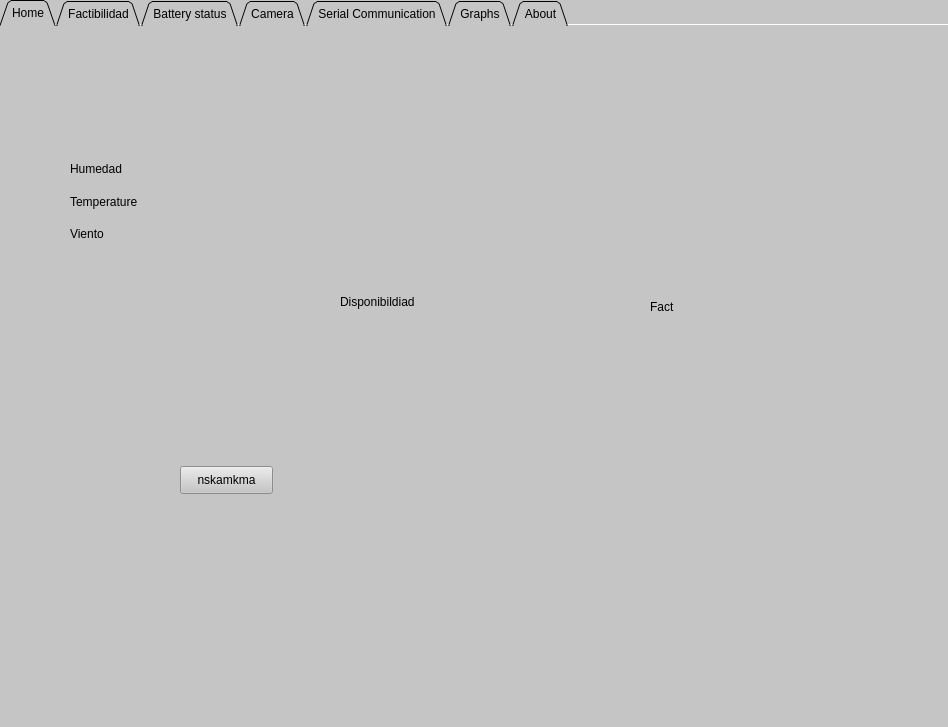
Above: HMI.ui from Dartherick/Proyecto2_Angelica before the change. Below: the same form after it.
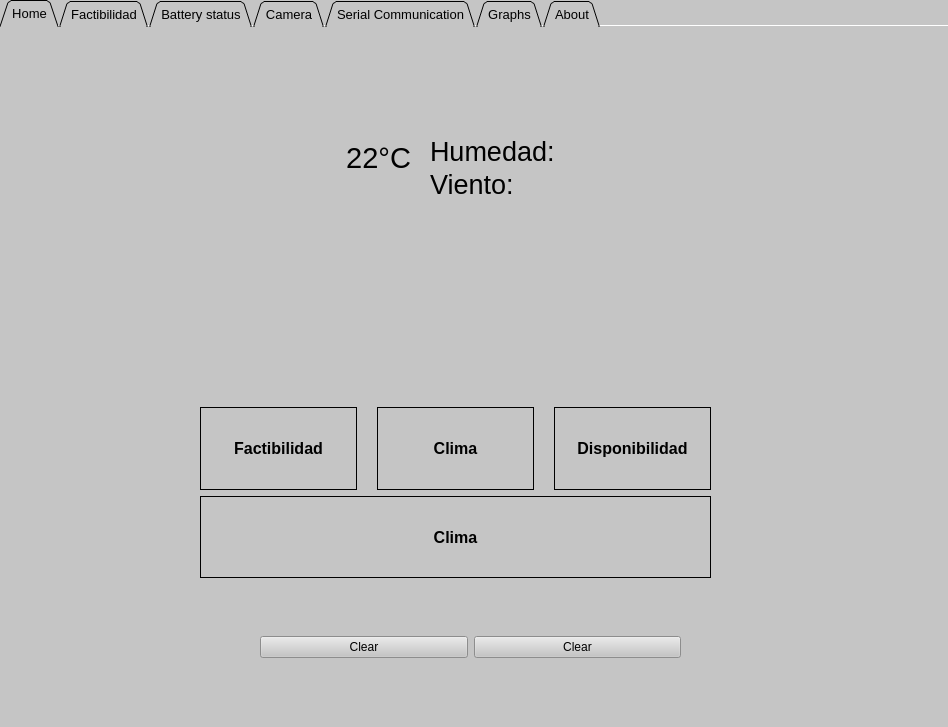
That is the form after the change. Icons and pictures are not drawn.

Diff of the .ui file:
```diff
--- a/HMI.ui
+++ b/HMI.ui
@@ -28,7 +28,7 @@
     </property>
     <property name="font">
      <font>
-      <pointsize>9</pointsize>
+      <pointsize>10</pointsize>
       <underline>false</underline>
      </font>
     </property>
@@ -57,76 +57,209 @@
      <attribute name="title">
       <string>Home</string>
      </attribute>
-     <widget class="QLabel" name="label_18">
-      <property name="geometry">
-       <rect>
-        <x>340</x>
-        <y>240</y>
-        <width>121</width>
-        <height>71</height>
-       </rect>
-      </property>
-      <property name="text">
-       <string>Disponibildiad</string>
-      </property>
-     </widget>
-     <widget class="QLabel" name="label_19">
-      <property name="geometry">
-       <rect>
-        <x>650</x>
-        <y>250</y>
-        <width>101</width>
-        <height>61</height>
-       </rect>
-      </property>
-      <property name="text">
-       <string>Fact</string>
-      </property>
-     </widget>
      <widget class="QWidget" name="verticalLayoutWidget_3">
       <property name="geometry">
        <rect>
-        <x>70</x>
-        <y>130</y>
-        <width>391</width>
-        <height>91</height>
+        <x>430</x>
+        <y>110</y>
+        <width>231</width>
+        <height>61</height>
        </rect>
       </property>
       <layout class="QVBoxLayout" name="verticalLayout_3">
        <item>
         <widget class="QLabel" name="Humidity_Label">
-         <property name="text">
-          <string>Humedad</string>
+         <property name="font">
+          <font>
+           <pointsize>20</pointsize>
+          </font>
          </property>
-        </widget>
-       </item>
-       <item>
-        <widget class="QLabel" name="Temperature_Label">
          <property name="text">
-          <string>Temperature</string>
+          <string>Humedad:</string>
          </property>
         </widget>
        </item>
        <item>
         <widget class="QLabel" name="Wind_Label">
+         <property name="font">
+          <font>
+           <pointsize>20</pointsize>
+          </font>
+         </property>
          <property name="text">
-          <string>Viento</string>
+          <string>Viento:</string>
          </property>
         </widget>
        </item>
       </layout>
      </widget>
-     <widget class="QPushButton" name="pushButton_8">
+     <widget class="QWidget" name="verticalLayoutWidget_4">
       <property name="geometry">
        <rect>
-        <x>180</x>
-        <y>440</y>
-        <width>93</width>
-        <height>28</height>
+        <x>200</x>
+        <y>380</y>
+        <width>511</width>
+        <height>171</height>
        </rect>
       </property>
+      <layout class="QVBoxLayout" name="verticalLayout_4">
+       <item>
+        <layout class="QHBoxLayout" name="horizontalLayout_6">
+         <property name="spacing">
+          <number>20</number>
+         </property>
+         <item>
+          <widget class="QLabel" name="FactibilidadLabel_Status">
+           <property name="font">
+            <font>
+             <pointsize>12</pointsize>
+             <weight>75</weight>
+             <bold>true</bold>
+            </font>
+           </property>
+           <property name="frameShape">
+            <enum>QFrame::Box</enum>
+           </property>
+           <property name="text">
+            <string>Factibilidad</string>
+           </property>
+           <property name="alignment">
+            <set>Qt::AlignCenter</set>
+           </property>
+          </widget>
+         </item>
+         <item>
+          <widget class="QLabel" name="ClimaLabel_Status">
+           <property name="font">
+            <font>
+             <pointsize>12</pointsize>
+             <weight>75</weight>
+             <bold>true</bold>
+            </font>
+           </property>
+           <property name="frameShape">
+            <enum>QFrame::Box</enum>
+           </property>
+           <property name="text">
+            <string>Clima</string>
+           </property>
+           <property name="alignment">
+            <set>Qt::AlignCenter</set>
+           </property>
+          </widget>
+         </item>
+         <item>
+          <widget class="QLabel" name="DisponibilidadadLabel_Status">
+           <property name="font">
+            <font>
+             <pointsize>12</pointsize>
+             <weight>75</weight>
+             <bold>true</bold>
+            </font>
+           </property>
+           <property name="frameShape">
+            <enum>QFrame::Box</enum>
+           </property>
+           <property name="text">
+            <string>Disponibilidad</string>
+           </property>
+           <property name="alignment">
+            <set>Qt::AlignCenter</set>
+           </property>
+          </widget>
+         </item>
+        </layout>
+       </item>
+       <item>
+        <widget class="QLabel" name="ResultadoLabel_Status">
+         <property name="font">
+          <font>
+           <pointsize>12</pointsize>
+           <weight>75</weight>
+           <bold>true</bold>
+          </font>
+         </property>
+         <property name="frameShape">
+          <enum>QFrame::Box</enum>
+         </property>
+         <property name="text">
+          <string>Clima</string>
+         </property>
+         <property name="alignment">
+          <set>Qt::AlignCenter</set>
+         </property>
+        </widget>
+       </item>
+      </layout>
+     </widget>
+     <widget class="QWidget" name="horizontalLayoutWidget_7">
+      <property name="geometry">
+       <rect>
+        <x>260</x>
+        <y>590</y>
+        <width>421</width>
+        <height>61</height>
+       </rect>
+      </property>
+      <layout class="QHBoxLayout" name="horizontalLayout_7">
+       <item>
+        <widget class="QPushButton" name="ClearButton_2">
+         <property name="font">
+          <font>
+           <pointsize>9</pointsize>
+          </font>
+         </property>
+         <property name="text">
+          <string>Clear</string>
+         </property>
+        </widget>
+       </item>
+       <item>
+        <widget class="QPushButton" name="ClearButton_3">
+         <property name="font">
+          <font>
+           <pointsize>9</pointsize>
+          </font>
+         </property>
+         <property name="text">
+          <string>Clear</string>
+         </property>
+        </widget>
+       </item>
+      </layout>
+     </widget>
+     <widget class="QLabel" name="Temperature_Label">
+      <property name="geometry">
+       <rect>
+        <x>340</x>
+        <y>100</y>
+        <width>71</width>
+        <height>61</height>
+       </rect>
+      </property>
+      <property name="font">
+       <font>
+        <pointsize>22</pointsize>
+       </font>
+      </property>
       <property name="text">
-       <string>nskamkma</string>
+       <string>22°C</string>
+      </property>
+      <property name="alignment">
+       <set>Qt::AlignRight|Qt::AlignTrailing|Qt::AlignVCenter</set>
+      </property>
+     </widget>
+     <widget class="QLabel" name="Weather_Icon">
+      <property name="geometry">
+       <rect>
+        <x>210</x>
+        <y>80</y>
+        <width>121</width>
+        <height>121</height>
+       </rect>
+      </property>
+      <property name="text">
+       <string/>
       </property>
      </widget>
     </widget>
```
Left out of the diff: 137 changed lines with no effect on the pictures.
